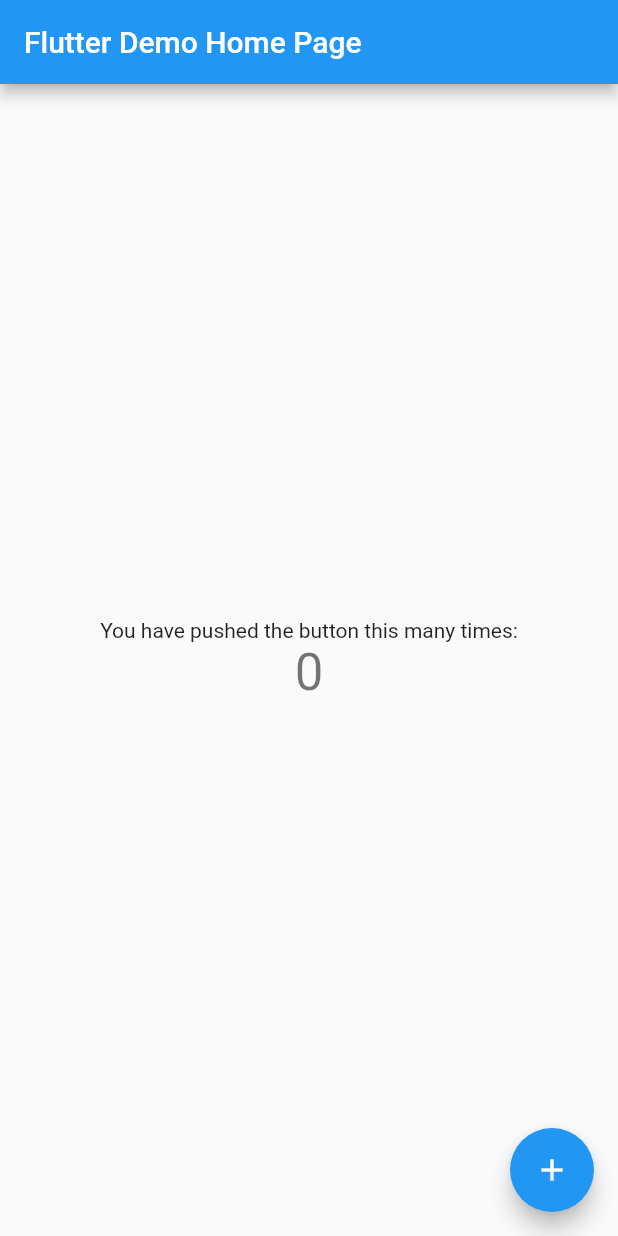
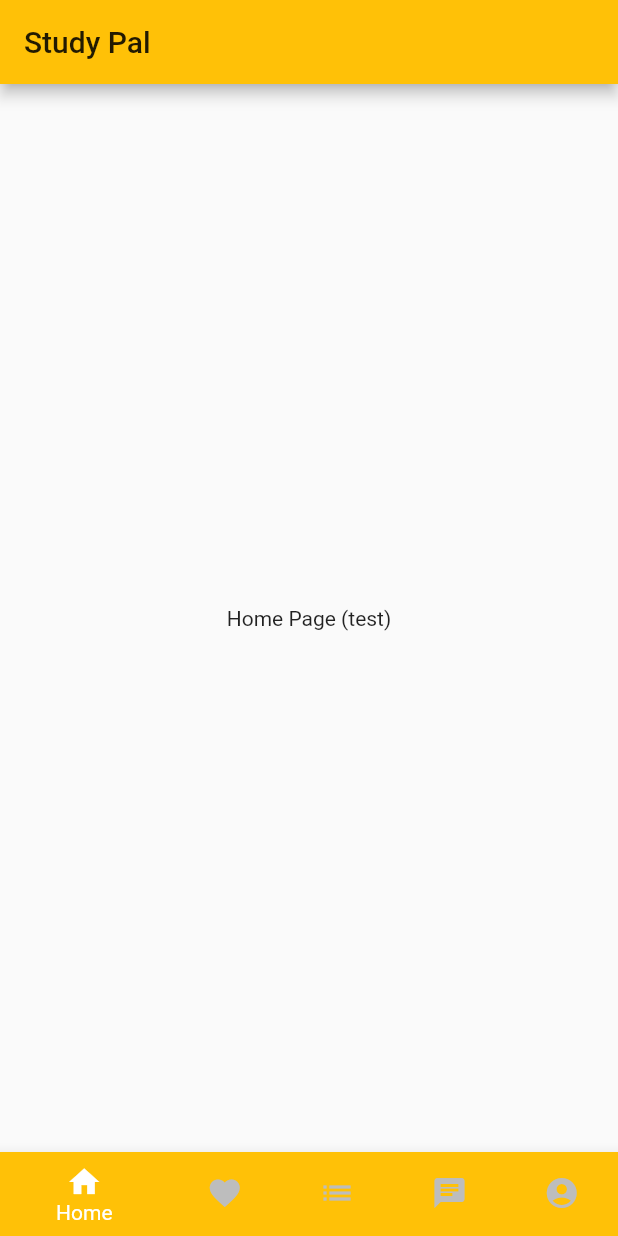
Before and after one commit to Po-Jui-Lin/study-pal, a Flutter app: the screen it shows after launch, on a phone screen of 412 x 824 dp. Run offline on Flutter 3.47's test engine with Material 2 defaults, Android fonts, the phone set to English and light mode, and no system bars.

Commit message:
add in the bottom nav bar items

```diff
--- a/lib/main.dart
+++ b/lib/main.dart
@@ -1,4 +1,5 @@
 import 'package:flutter/material.dart';
+import 'package:study_pal/page/home_page.dart';
 
 void main() {
   runApp(MyApp());
@@ -9,105 +10,78 @@
   @override
   Widget build(BuildContext context) {
     return MaterialApp(
-      title: 'Flutter Demo',
+      debugShowCheckedModeBanner: false,
+      title: 'Study Pal',
       theme: ThemeData(
-        // This is the theme of your application.
-        //
-        // Try running your application with "flutter run". You'll see the
-        // application has a blue toolbar. Then, without quitting the app, try
-        // changing the primarySwatch below to Colors.green and then invoke
-        // "hot reload" (press "r" in the console where you ran "flutter run",
-        // or simply save your changes to "hot reload" in a Flutter IDE).
-        // Notice that the counter didn't reset back to zero; the application
-        // is not restarted.
-        primarySwatch: Colors.blue,
+        primarySwatch: Colors.amber,
       ),
-      home: MyHomePage(title: 'Flutter Demo Home Page'),
+      home: BottomNavigationController(),
     );
   }
 }
 
-class MyHomePage extends StatefulWidget {
-  MyHomePage({Key key, this.title}) : super(key: key);
-
-  // This widget is the home page of your application. It is stateful, meaning
-  // that it has a State object (defined below) that contains fields that affect
-  // how it looks.
-
-  // This class is the configuration for the state. It holds the values (in this
-  // case the title) provided by the parent (in this case the App widget) and
-  // used by the build method of the State. Fields in a Widget subclass are
-  // always marked "final".
-
-  final String title;
+class BottomNavigationController extends StatefulWidget {
+  BottomNavigationController({Key key}) : super(key: key);
 
   @override
-  _MyHomePageState createState() => _MyHomePageState();
+  _BottomNavigationControllerState createState() =>
+      _BottomNavigationControllerState();
 }
 
-class _MyHomePageState extends State<MyHomePage> {
-  int _counter = 0;
+class _BottomNavigationControllerState
+    extends State<BottomNavigationController> {
+  int _currentIndex = 0;
 
-  void _incrementCounter() {
-    setState(() {
-      // This call to setState tells the Flutter framework that something has
-      // changed in this State, which causes it to rerun the build method below
-      // so that the display can reflect the updated values. If we changed
-      // _counter without calling setState(), then the build method would not be
-      // called again, and so nothing would appear to happen.
-      _counter++;
-    });
-  }
+  // ex:  [HomePage(), ChatPage(), AccountPage()];
+  // todo: replace the 5 pages with real pages
+  final pages = [HomePage(), HomePage(), HomePage(), HomePage(), HomePage()];
 
   @override
   Widget build(BuildContext context) {
-    // This method is rerun every time setState is called, for instance as done
-    // by the _incrementCounter method above.
-    //
-    // The Flutter framework has been optimized to make rerunning build methods
-    // fast, so that you can just rebuild anything that needs updating rather
-    // than having to individually change instances of widgets.
     return Scaffold(
       appBar: AppBar(
-        // Here we take the value from the MyHomePage object that was created by
-        // the App.build method, and use it to set our appbar title.
-        title: Text(widget.title),
+        title: Text('Study Pal'),
       ),
-      body: Center(
-        // Center is a layout widget. It takes a single child and positions it
-        // in the middle of the parent.
-        child: Column(
-          // Column is also a layout widget. It takes a list of children and
-          // arranges them vertically. By default, it sizes itself to fit its
-          // children horizontally, and tries to be as tall as its parent.
-          //
-          // Invoke "debug painting" (press "p" in the console, choose the
-          // "Toggle Debug Paint" action from the Flutter Inspector in Android
-          // Studio, or the "Toggle Debug Paint" command in Visual Studio Code)
-          // to see the wireframe for each widget.
-          //
-          // Column has various properties to control how it sizes itself and
-          // how it positions its children. Here we use mainAxisAlignment to
-          // center the children vertically; the main axis here is the vertical
-          // axis because Columns are vertical (the cross axis would be
-          // horizontal).
-          mainAxisAlignment: MainAxisAlignment.center,
-          children: <Widget>[
-            Text(
-              'You have pushed the button this many times:',
-            ),
-            Text(
-              '$_counter',
-              style: Theme.of(context).textTheme.headline4,
-            ),
-          ],
-        ),
+      body: pages[_currentIndex],
+      bottomNavigationBar: BottomNavigationBar(
+        items: <BottomNavigationBarItem>[
+          BottomNavigationBarItem(
+            icon: Icon(Icons.home),
+            label: 'Home',
+            backgroundColor: Colors.amber,
+          ),
+          BottomNavigationBarItem(
+            icon: Icon(Icons.favorite),
+            label: 'Matches',
+            backgroundColor: Colors.amber,
+          ),
+          BottomNavigationBarItem(
+            icon: Icon(Icons.list),
+            label: 'Todo',
+            backgroundColor: Colors.amber,
+          ),
+          BottomNavigationBarItem(
+            icon: Icon(Icons.chat),
+            label: 'Chat',
+            backgroundColor: Colors.amber,
+          ),
+          BottomNavigationBarItem(
+            icon: Icon(Icons.account_circle),
+            label: 'Profile',
+            backgroundColor: Colors.amber,
+          ),
+        ],
+        currentIndex: _currentIndex,
+        selectedItemColor: Colors.white,
+        unselectedItemColor: Colors.grey[400],
+        onTap: _onItemClick,
       ),
-      floatingActionButton: FloatingActionButton(
-        onPressed: _incrementCounter,
-        tooltip: 'Increment',
-        child: Icon(Icons.add),
-      ), // This trailing comma makes auto-formatting nicer for build methods.
     );
   }
+
+  void _onItemClick(int index) {
+    setState(() {
+      _currentIndex = index;
+    });
+  }
 }
--- /dev/null
+++ b/lib/page/home_page.dart
@@ -0,0 +1,10 @@
+import 'package:flutter/material.dart';
+
+class HomePage extends StatelessWidget {
+  @override
+  Widget build(BuildContext context) {
+    return Center(
+      child: Text("Home Page (test)"),
+    );
+  }
+}
```
